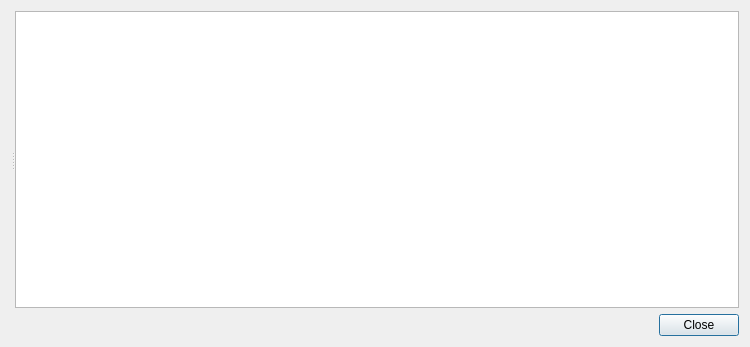
Old version of the form src/libkstapp/datamanager.ui in the repository Kst-plot/kst.
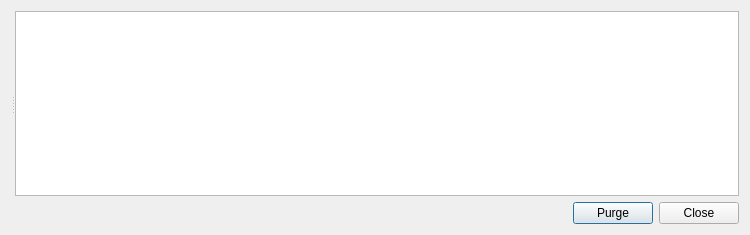
New version of the form.

Commit message: Purge option added to the data manager.

Patch:
```diff
--- a/src/libkstapp/datamanager.ui
+++ b/src/libkstapp/datamanager.ui
@@ -1,21 +1,21 @@
 <ui version="4.0" >
  <class>DataManager</class>
- <widget class="QDialog" name="DataManager" >
-  <property name="geometry" >
+ <widget class="QDialog" name="DataManager">
+  <property name="geometry">
    <rect>
     <x>0</x>
     <y>0</y>
     <width>750</width>
-    <height>347</height>
+    <height>235</height>
    </rect>
   </property>
   <property name="windowTitle" >
    <string>Data Manager</string>
   </property>
-  <layout class="QVBoxLayout" >
-   <item>
-    <widget class="QSplitter" name="_splitter" >
-     <property name="layoutDirection" >
+  <layout class="QGridLayout" name="gridLayout">
+   <item row="0" column="0" colspan="3">
+    <widget class="QSplitter" name="_splitter">
+     <property name="layoutDirection">
       <enum>Qt::LeftToRight</enum>
      </property>
      <property name="orientation" >
@@ -45,12 +45,38 @@
      </widget>
     </widget>
    </item>
-   <item>
-    <widget class="QDialogButtonBox" name="_buttonBox" >
-     <property name="orientation" >
+   <item row="1" column="0">
+    <spacer name="horizontalSpacer">
+     <property name="orientation">
       <enum>Qt::Horizontal</enum>
      </property>
-     <property name="standardButtons" >
+     <property name="sizeHint" stdset="0">
+      <size>
+       <width>601</width>
+       <height>20</height>
+      </size>
+     </property>
+    </spacer>
+   </item>
+   <item row="1" column="1">
+    <widget class="QPushButton" name="_purge">
+     <property name="text">
+      <string>Purge</string>
+     </property>
+    </widget>
+   </item>
+   <item row="1" column="2">
+    <widget class="QDialogButtonBox" name="_buttonBox">
+     <property name="sizePolicy">
+      <sizepolicy hsizetype="Fixed" vsizetype="Fixed">
+       <horstretch>0</horstretch>
+       <verstretch>0</verstretch>
+      </sizepolicy>
+     </property>
+     <property name="orientation">
+      <enum>Qt::Horizontal</enum>
+     </property>
+     <property name="standardButtons">
       <set>QDialogButtonBox::Close</set>
      </property>
     </widget>
```
Left out of the diff: 31 changed lines with no effect on the pictures. The commit also changes 13 other files.
